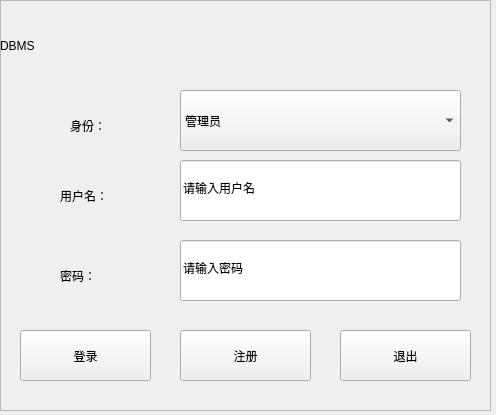
Above: landing.ui from jy-080610/DBMS before the change. Below: the same form after it.
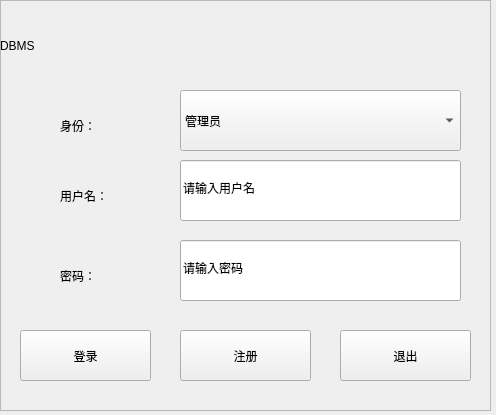
That is the form after the change.

The edit to the form file:
```diff
--- a/landing.ui
+++ b/landing.ui
@@ -25,6 +25,9 @@
      <height>411</height>
     </rect>
    </property>
+   <property name="styleSheet">
+    <string notr="true"/>
+   </property>
    <property name="frameShape">
     <enum>QFrame::StyledPanel</enum>
    </property>
@@ -120,7 +123,7 @@
    <widget class="QLabel" name="label">
     <property name="geometry">
      <rect>
-      <x>70</x>
+      <x>60</x>
       <y>100</y>
       <width>111</width>
       <height>51</height>
```
Left out of the diff: 21 changed lines with no effect on the pictures.
